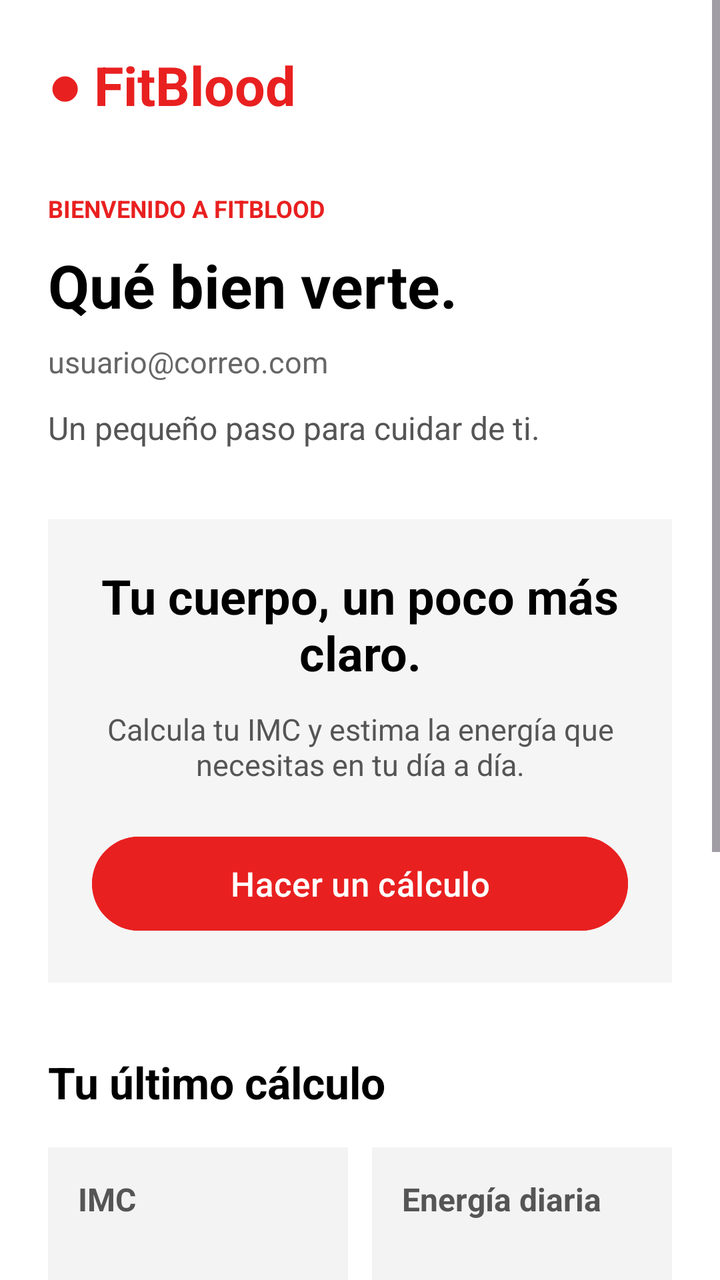
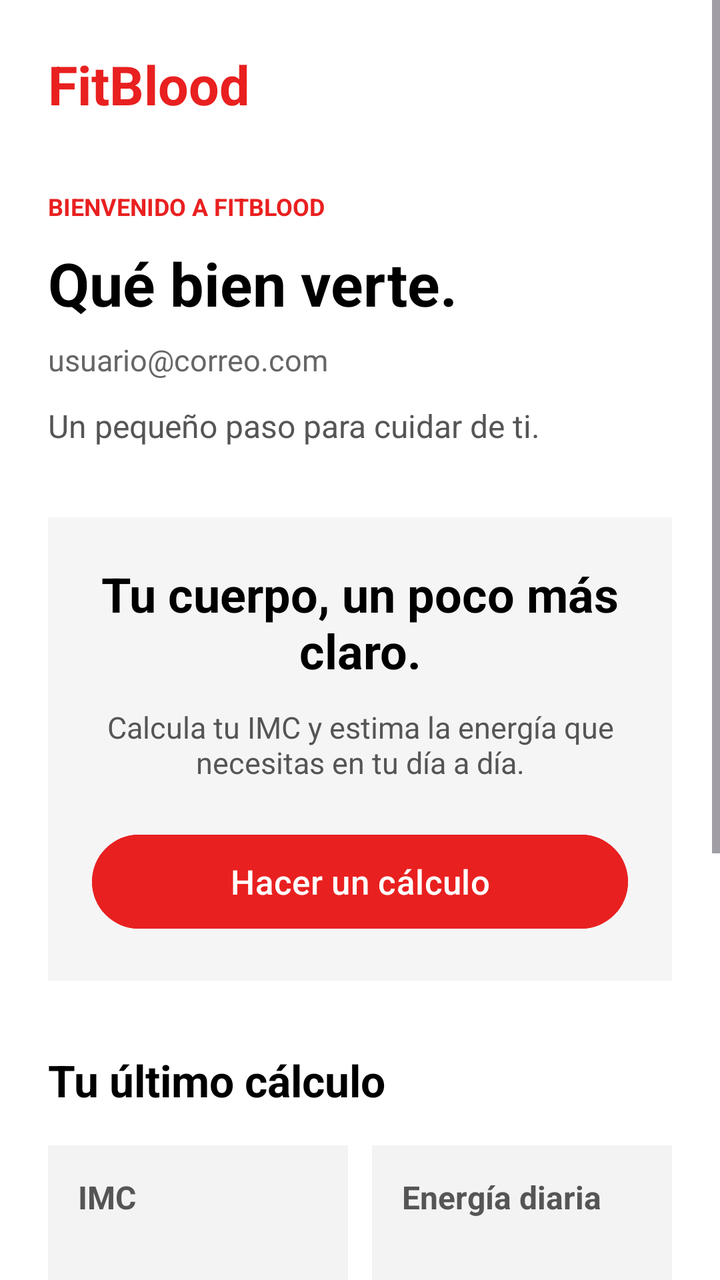

Two renders of the same Android screen: before a commit and after it. Below are the layout's source before the change and the commit's diff.
<!-- AndroidManifest.xml: application theme Theme.Proyecto_upb -->
<!-- res/layout/menu_principal.xml -->
<?xml version="1.0" encoding="utf-8"?>
<ScrollView xmlns:android="http://schemas.android.com/apk/res/android"
    android:layout_width="match_parent"
    android:layout_height="match_parent"
    android:background="#FFFFFF"
    android:fillViewport="true">

    <LinearLayout
        android:layout_width="match_parent"
        android:layout_height="wrap_content"
        android:orientation="vertical"
        android:padding="24dp">

        <TextView
            android:layout_width="match_parent"
            android:layout_height="wrap_content"
            android:text="● FitBlood"
            android:textSize="27sp"
            android:textStyle="bold"
            android:textColor="#E92020"/>

        <TextView
            android:layout_width="match_parent"
            android:layout_height="wrap_content"
            android:layout_marginTop="35dp"
            android:text="BIENVENIDO A FITBLOOD"
            android:textSize="12sp"
            android:textStyle="bold"
            android:textColor="#E92020"/>

        <TextView
            android:layout_width="match_parent"
            android:layout_height="wrap_content"
            android:layout_marginTop="10dp"
            android:text="Qué bien verte."
            android:textSize="30sp"
            android:textStyle="bold"
            android:textColor="#000000"/>

        <TextView
            android:id="@+id/tvCorreoUsuario"
            android:layout_width="match_parent"
            android:layout_height="wrap_content"
            android:layout_marginTop="8dp"
            android:text="usuario@correo.com"
            android:textSize="15sp"
            android:textColor="#666666"/>

        <TextView
            android:layout_width="match_parent"
            android:layout_height="wrap_content"
            android:layout_marginTop="12dp"
            android:text="Un pequeño paso para cuidar de ti."
            android:textSize="16sp"
            android:textColor="#555555"/>

        <LinearLayout
            android:layout_width="match_parent"
            android:layout_height="wrap_content"
            android:layout_marginTop="35dp"
            android:orientation="vertical"
            android:gravity="center"
            android:padding="22dp"
            android:background="#F5F5F5">

            <TextView
                android:layout_width="match_parent"
                android:layout_height="wrap_content"
                android:text="Tu cuerpo, un poco más claro."
                android:textSize="24sp"
                android:textStyle="bold"
                android:gravity="center"
                android:textColor="#000000"/>

            <TextView
                android:layout_width="match_parent"
                android:layout_height="wrap_content"
                android:layout_marginTop="12dp"
                android:text="Calcula tu IMC y estima la energía que necesitas en tu día a día."
                android:textSize="15sp"
                android:gravity="center"
                android:textColor="#555555"/>

            <Button
                android:id="@+id/btnCalcular"
                android:layout_width="match_parent"
                android:layout_height="55dp"
                android:layout_marginTop="22dp"
                android:text="Hacer un cálculo"
                android:textAllCaps="false"
                android:textSize="17sp"
                android:textColor="#FFFFFF"
                android:backgroundTint="#E92020"/>

        </LinearLayout>

        <TextView
            android:layout_width="match_parent"
            android:layout_height="wrap_content"
            android:layout_marginTop="35dp"
            android:text="Tu último cálculo"
            android:textSize="22sp"
            android:textStyle="bold"
            android:textColor="#000000"/>

        <LinearLayout
            android:layout_width="match_parent"
            android:layout_height="wrap_content"
            android:layout_marginTop="18dp"
            android:orientation="horizontal">

            <LinearLayout
                android:layout_width="0dp"
                android:layout_height="150dp"
                android:layout_weight="1"
                android:orientation="vertical"
                android:padding="15dp"
                android:background="#F3F3F3">

                <TextView
                    android:layout_width="match_parent"
                    android:layout_height="wrap_content"
                    android:text="IMC"
                    android:textSize="16sp"
                    android:textStyle="bold"
                    android:textColor="#555555"/>

                <TextView
                    android:id="@+id/tvIMC"
                    android:layout_width="match_parent"
                    android:layout_height="wrap_content"
                    android:layout_marginTop="18dp"
                    android:text="--"
                    android:textSize="30sp"
                    android:textStyle="bold"
                    android:textColor="#E92020"/>

                <TextView
                    android:layout_width="match_parent"
                    android:layout_height="wrap_content"
                    android:text="kg/m²"
                    android:textSize="13sp"
                    android:textColor="#666666"/>

            </LinearLayout>

            <LinearLayout
                android:layout_width="0dp"
                android:layout_height="150dp"
                android:layout_weight="1"
                android:layout_marginStart="12dp"
                android:orientation="vertical"
                android:padding="15dp"
                android:background="#F3F3F3">

                <TextView
                    android:layout_width="match_parent"
                    android:layout_height="wrap_content"
                    android:text="Energía diaria"
                    android:textSize="16sp"
                    android:textStyle="bold"
                    android:textColor="#555555"/>

                <TextView
                    android:id="@+id/tvCalorias"
                    android:layout_width="match_parent"
                    android:layout_height="wrap_content"
                    android:layout_marginTop="18dp"
                    android:text="--"
                    android:textSize="30sp"
                    android:textStyle="bold"
                    android:textColor="#E92020"/>

                <TextView
                    android:layout_width="match_parent"
                    android:layout_height="wrap_content"
                    android:text="kcal/día estimadas"
                    android:textSize="13sp"
                    android:textColor="#666666"/>

            </LinearLayout>

        </LinearLayout>

        <TextView
            android:id="@+id/tvTotalCalculos"
            android:layout_width="match_parent"
            android:layout_height="wrap_content"
            android:layout_marginTop="22dp"
            android:text="Cálculos realizados: 0"
            android:textSize="16sp"
            android:textStyle="bold"
            android:textColor="#333333"/>

        <Button
            android:id="@+id/btnHistorial"
            android:layout_width="match_parent"
            android:layout_height="55dp"
            android:layout_marginTop="20dp"
            android:text="Ver mi historial"
            android:textAllCaps="false"
            android:textSize="17sp"
            android:textColor="#FFFFFF"
            android:backgroundTint="#E92020"/>

        <Button
            android:id="@+id/btnSalir"
            android:layout_width="match_parent"
            android:layout_height="55dp"
            android:layout_marginTop="15dp"
            android:layout_marginBottom="25dp"
            android:text="Cerrar sesión"
            android:textAllCaps="false"
            android:textSize="16sp"
            android:textColor="#FFFFFF"
            android:backgroundTint="#333333"/>

    </LinearLayout>

</ScrollView>
<!-- resources referenced by this layout -->
<resources>
  <style name="Theme.Proyecto_upb" parent="Base.Theme.Proyecto_upb" />
  <style name="Base.Theme.Proyecto_upb" parent="Theme.Material3.DayNight.NoActionBar">
          
          
      </style>
</resources>

<!-- the commit's change to res/layout/menu_principal.xml (unified diff, before → after) -->
@@ -14,7 +14,7 @@
         <TextView
             android:layout_width="match_parent"
             android:layout_height="wrap_content"
-            android:text="● FitBlood"
+            android:text="FitBlood"
             android:textSize="27sp"
             android:textStyle="bold"
             android:textColor="#E92020"/>
